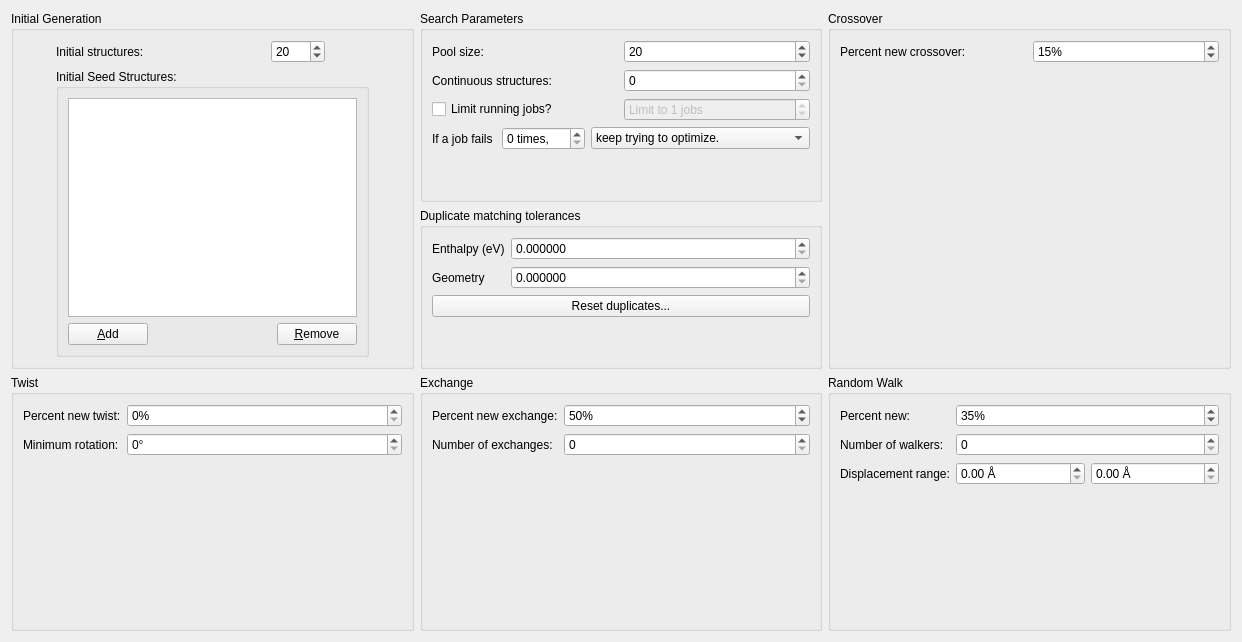
First picture: the form in src/gapc/ui/tab_opt.ui, repository xtalopt/XtalOpt, before the edit.
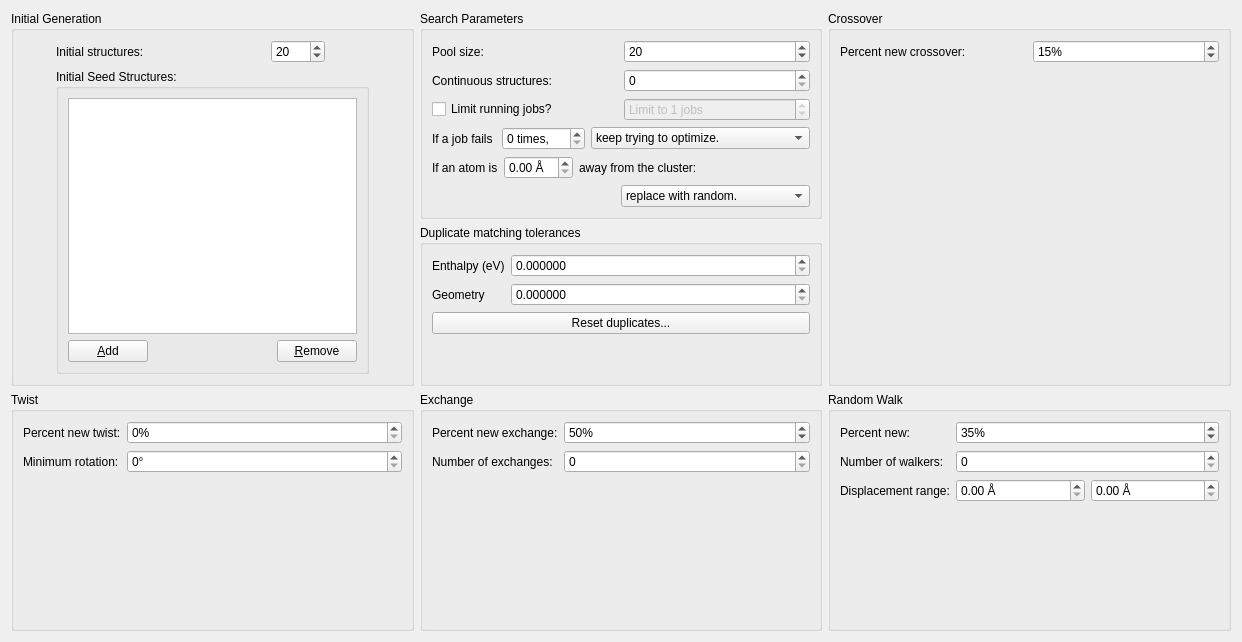
Second picture: the form after the edit.

Commit message: Add post optimization check to see if the cluster has exploded.

Patch:
```diff
--- a/src/gapc/ui/tab_opt.ui
+++ b/src/gapc/ui/tab_opt.ui
@@ -286,18 +286,80 @@
           </item>
          </layout>
         </item>
-        <item row="5" column="0">
-         <spacer name="verticalSpacer">
-          <property name="orientation">
-           <enum>Qt::Vertical</enum>
-          </property>
-          <property name="sizeHint" stdset="0">
-           <size>
-            <width>20</width>
-            <height>40</height>
-           </size>
-          </property>
-         </spacer>
+        <item row="5" column="0" colspan="2">
+         <layout class="QHBoxLayout" name="horizontalLayout_4">
+          <item>
+           <widget class="QLabel" name="label_6">
+            <property name="text">
+             <string>If an atom is</string>
+            </property>
+           </widget>
+          </item>
+          <item>
+           <widget class="QDoubleSpinBox" name="spin_explode">
+            <property name="suffix">
+             <string> Å</string>
+            </property>
+           </widget>
+          </item>
+          <item>
+           <widget class="QLabel" name="label_7">
+            <property name="text">
+             <string>away from the cluster:</string>
+            </property>
+           </widget>
+          </item>
+          <item>
+           <spacer name="horizontalSpacer_3">
+            <property name="orientation">
+             <enum>Qt::Horizontal</enum>
+            </property>
+            <property name="sizeHint" stdset="0">
+             <size>
+              <width>40</width>
+              <height>20</height>
+             </size>
+            </property>
+           </spacer>
+          </item>
+         </layout>
+        </item>
+        <item row="7" column="0" colspan="2">
+         <layout class="QHBoxLayout" name="horizontalLayout_5">
+          <item>
+           <spacer name="horizontalSpacer_2">
+            <property name="orientation">
+             <enum>Qt::Horizontal</enum>
+            </property>
+            <property name="sizeHint" stdset="0">
+             <size>
+              <width>40</width>
+              <height>20</height>
+             </size>
+            </property>
+           </spacer>
+          </item>
+          <item>
+           <widget class="QComboBox" name="combo_explode">
+            <property name="sizePolicy">
+             <sizepolicy hsizetype="MinimumExpanding" vsizetype="Fixed">
+              <horstretch>0</horstretch>
+              <verstretch>0</verstretch>
+             </sizepolicy>
+            </property>
+            <item>
+             <property name="text">
+              <string>replace with random.</string>
+             </property>
+            </item>
+            <item>
+             <property name="text">
+              <string>kill the structure.</string>
+             </property>
+            </item>
+           </widget>
+          </item>
+         </layout>
         </item>
        </layout>
       </widget>
```
The commit also changes 7 other files.
